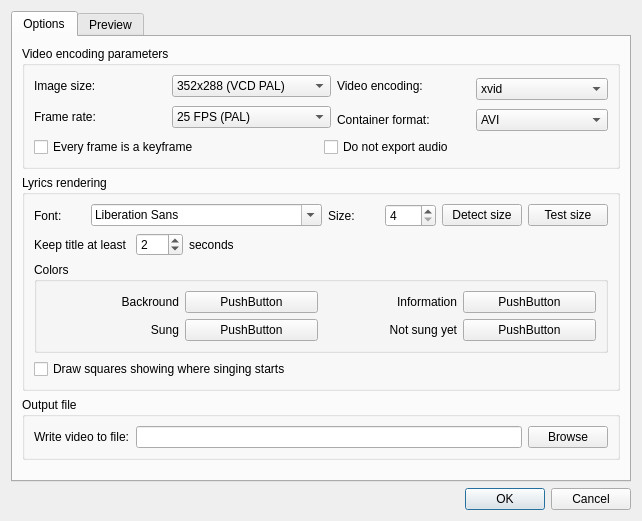
The window that src/dialog_export_params.ui (gyunaev/karlyriceditor) describes before a commit, drawn with Qt 5.
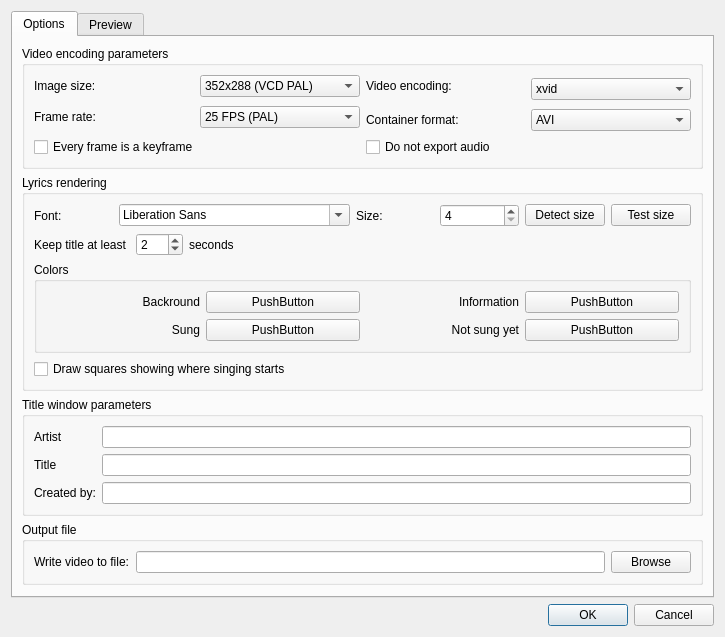
The same window after the commit. Custom widgets are drawn as their Qt base class.

Commit message: Registration, export, version updated

```diff
--- a/src/dialog_export_params.ui
+++ b/src/dialog_export_params.ui
@@ -6,14 +6,14 @@
    <rect>
     <x>0</x>
     <y>0</y>
-    <width>642</width>
-    <height>521</height>
+    <width>725</width>
+    <height>601</height>
    </rect>
   </property>
   <property name="windowTitle">
    <string>Specify video parameters</string>
   </property>
-  <layout class="QVBoxLayout" name="verticalLayout_4">
+  <layout class="QVBoxLayout" name="verticalLayout_3">
    <item>
     <widget class="QTabWidget" name="tabWidget">
      <property name="currentIndex">
@@ -23,13 +23,13 @@
       <attribute name="title">
        <string>Options</string>
       </attribute>
-      <layout class="QVBoxLayout" name="verticalLayout_3">
+      <layout class="QVBoxLayout" name="verticalLayout">
        <item>
         <widget class="QGroupBox" name="groupVideo">
          <property name="title">
           <string>Video encoding parameters</string>
          </property>
-         <layout class="QVBoxLayout" name="verticalLayout">
+         <layout class="QVBoxLayout" name="verticalLayout_4">
           <item>
            <layout class="QGridLayout" name="gridLayout">
             <item row="0" column="0">
@@ -387,6 +387,48 @@
          </layout>
         </widget>
        </item>
+       <item>
+        <widget class="QGroupBox" name="groupBox">
+         <property name="title">
+          <string>Title window parameters</string>
+         </property>
+         <layout class="QFormLayout" name="formLayout">
+          <property name="fieldGrowthPolicy">
+           <enum>QFormLayout::ExpandingFieldsGrow</enum>
+          </property>
+          <item row="0" column="0">
+           <widget class="QLabel" name="label_4">
+            <property name="text">
+             <string>Artist</string>
+            </property>
+           </widget>
+          </item>
+          <item row="0" column="1">
+           <widget class="QLineEdit" name="leTitleName"/>
+          </item>
+          <item row="1" column="0">
+           <widget class="QLabel" name="label_6">
+            <property name="text">
+             <string>Title</string>
+            </property>
+           </widget>
+          </item>
+          <item row="1" column="1">
+           <widget class="QLineEdit" name="leTitleArtist"/>
+          </item>
+          <item row="2" column="0">
+           <widget class="QLabel" name="label_7">
+            <property name="text">
+             <string>Created by:</string>
+            </property>
+           </widget>
+          </item>
+          <item row="2" column="1">
+           <widget class="QLineEdit" name="leTitleCreatedBy"/>
+          </item>
+         </layout>
+        </widget>
+       </item>
        <item>
         <widget class="QGroupBox" name="groupBox_2">
          <property name="title">
```
Left out of the diff: 58 changed lines with no effect on the pictures. The commit also changes 9 other files.
